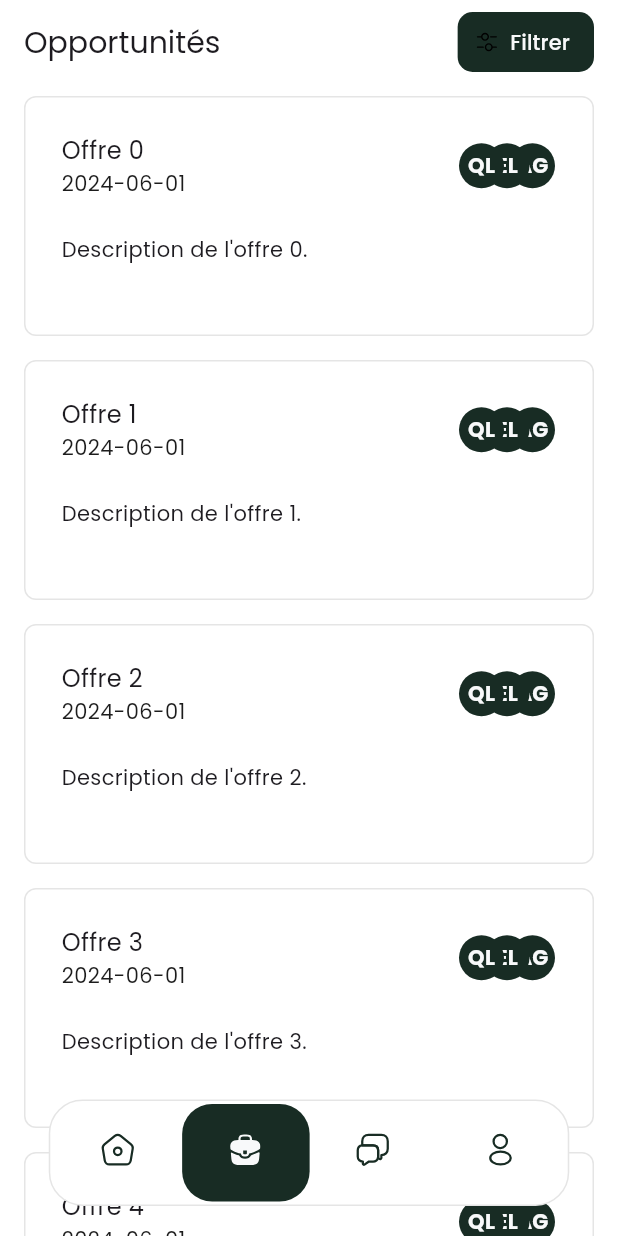
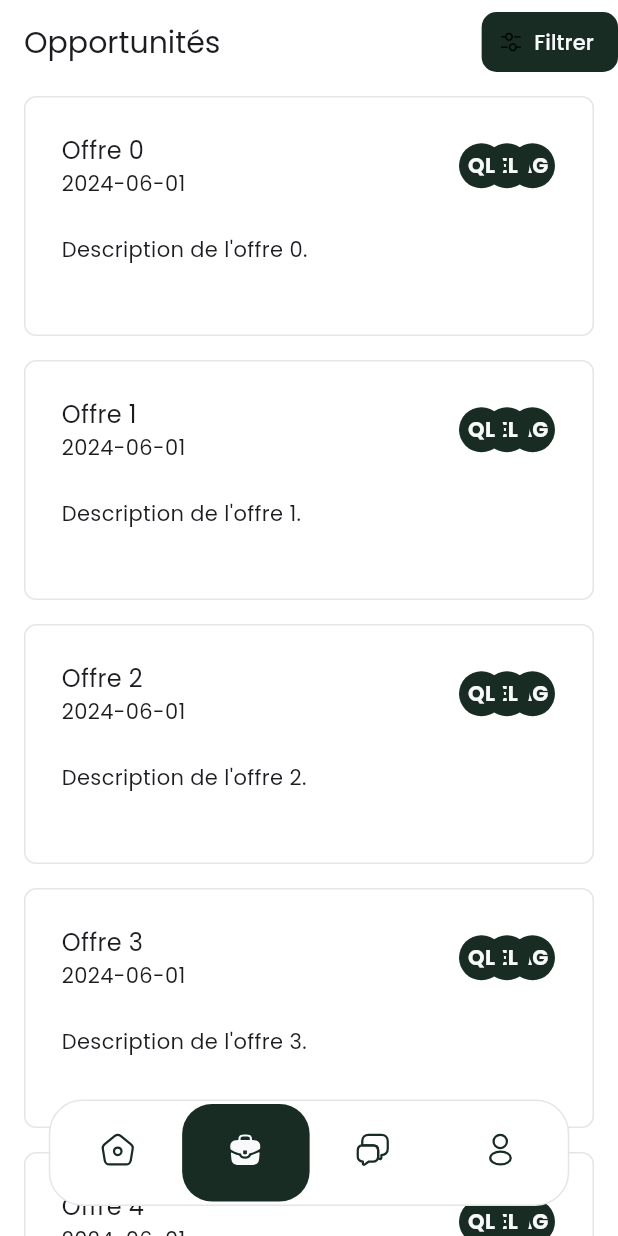
Before and after one commit to OpenCarbon-EIP/OpenCarbonPrototype, a Flutter app: the screen it shows after launch, item 2 of the bottom bar chosen, on a phone screen of 412 x 824 dp. Run offline on Flutter 3.47's test engine with Material 3 defaults, Android fonts, the phone set to English and light mode, and no system bars; our stand-ins replace flutter_svg, google_fonts.

Commit message:
Use centerTitle: false with title Text and move filter to actions
Co-authored-by: ZifFiji <146722306+ZifFiji@users.noreply.github.com>

```diff
--- a/apps/mobile/lib/ui/views/offers_view.dart
+++ b/apps/mobile/lib/ui/views/offers_view.dart
@@ -42,10 +42,12 @@ class _OffersViewState extends State<OffersView> {
       appBar: AppBar(
         backgroundColor: AppColors.backgroundLight,
         elevation: 0,
-        title: Row(
-          mainAxisAlignment: MainAxisAlignment.spaceBetween,
-          children: [
-            Text('Opportunités', style: AppTypography.subheadingLarge),
+        centerTitle: false,
+        title: Text(
+          'Opportunités',
+          style: AppTypography.subheadingLarge,
+        ),
+        actions: [
           SmallButtonWithIcon(
             text: 'Filtrer',
             svgIcon: AppSvg.svgFilter,
@@ -54,7 +56,6 @@ class _OffersViewState extends State<OffersView> {
             },
           ),
         ],
-        ),
       ),
       backgroundColor: AppColors.backgroundLight,
       body: Column(
```
Lines whose indentation alone changed are shown as unchanged.
